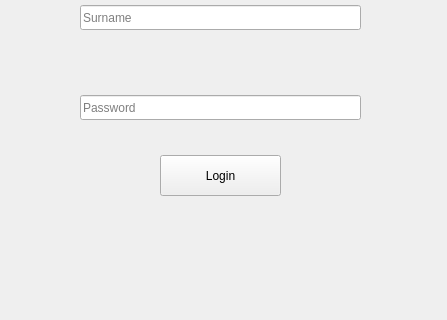
Above: login.ui from Shidory/Plite before the change; both pictures show x 0 to 447 and y 145 to 465 of the 447 by 600 pixel window. Below: the same form after it.
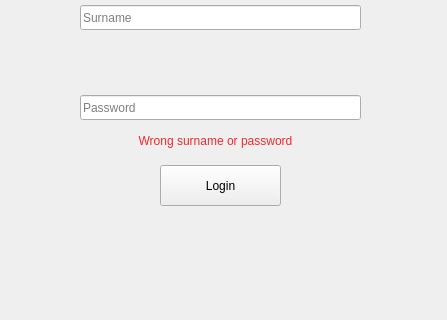
That is the form after the change.

Commit message: message d'erreur

```diff
--- a/login.ui
+++ b/login.ui
@@ -18,7 +18,7 @@
     <property name="geometry">
      <rect>
       <x>160</x>
-      <y>300</y>
+      <y>310</y>
       <width>121</width>
       <height>41</height>
      </rect>
@@ -53,6 +53,59 @@
      <string>Password</string>
     </property>
    </widget>
+   <widget class="QLabel" name="lbl_wrong">
+    <property name="geometry">
+     <rect>
+      <x>100</x>
+      <y>260</y>
+      <width>231</width>
+      <height>51</height>
+     </rect>
+    </property>
+    <property name="palette">
+     <palette>
+      <active>
+       <colorrole role="WindowText">
+        <brush brushstyle="SolidPattern">
+         <color alpha="255">
+          <red>239</red>
+          <green>41</green>
+          <blue>41</blue>
+         </color>
+        </brush>
+       </colorrole>
+      </active>
+      <inactive>
+       <colorrole role="WindowText">
+        <brush brushstyle="SolidPattern">
+         <color alpha="255">
+          <red>239</red>
+          <green>41</green>
+          <blue>41</blue>
+         </color>
+        </brush>
+       </colorrole>
+      </inactive>
+      <disabled>
+       <colorrole role="WindowText">
+        <brush brushstyle="SolidPattern">
+         <color alpha="255">
+          <red>190</red>
+          <green>190</green>
+          <blue>190</blue>
+         </color>
+        </brush>
+       </colorrole>
+      </disabled>
+     </palette>
+    </property>
+    <property name="text">
+     <string>Wrong surname or password</string>
+    </property>
+    <property name="alignment">
+     <set>Qt::AlignCenter</set>
+    </property>
+   </widget>
   </widget>
  </widget>
  <resources/>
```
The commit also changes 1 other file.
